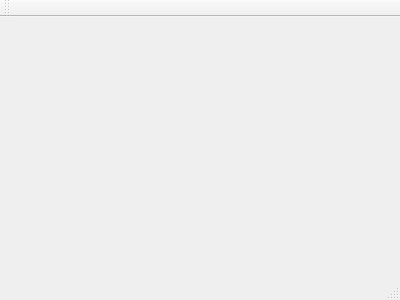
Before: the Qt Designer form mainapp/mainwindow.ui in Dante-Go/computer_vision, drawn with Qt 5.
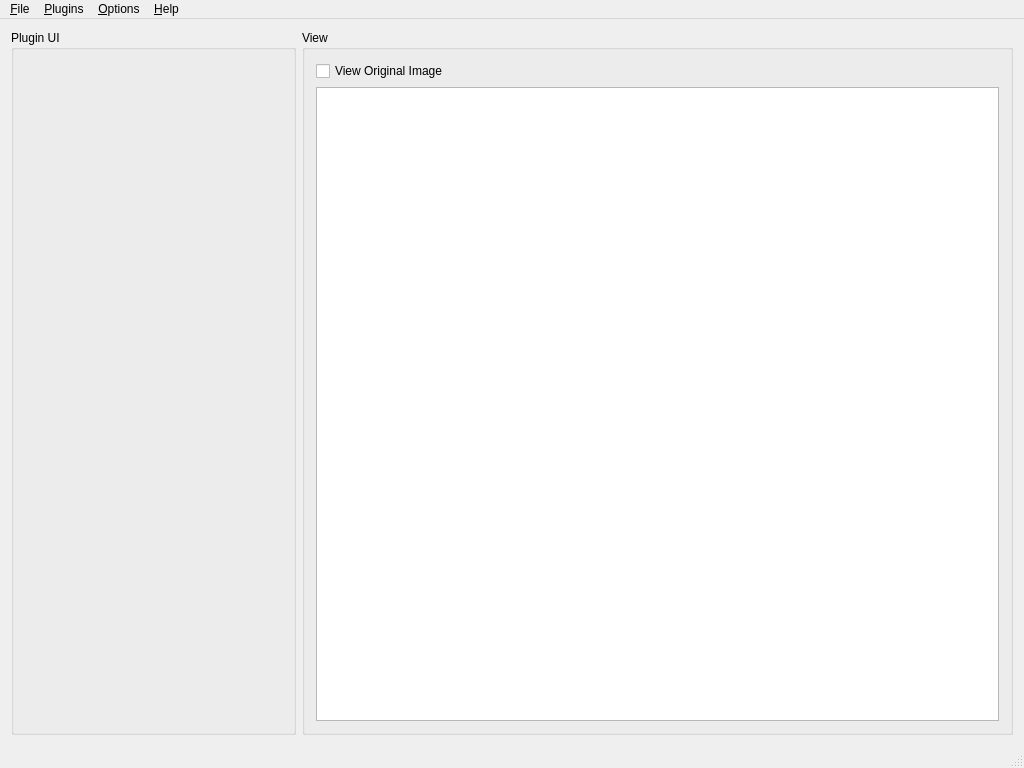
After: the same form once the commit is applied. Custom widgets are drawn as their Qt base class.

Diff of the .ui file:
```diff
--- a/mainapp/mainwindow.ui
+++ b/mainapp/mainwindow.ui
@@ -1,24 +1,149 @@
 <ui version="4.0">
  <class>MainWindow</class>
- <widget class="QMainWindow" name="MainWindow" >
-  <property name="geometry" >
+ <widget class="QMainWindow" name="MainWindow">
+  <property name="geometry">
    <rect>
     <x>0</x>
     <y>0</y>
-    <width>400</width>
-    <height>300</height>
+    <width>1024</width>
+    <height>768</height>
    </rect>
   </property>
   <property name="windowTitle" >
    <string>MainWindow</string>
   </property>
-  <widget class="QMenuBar" name="menuBar" />
-  <widget class="QToolBar" name="mainToolBar" />
-  <widget class="QWidget" name="centralWidget" />
-  <widget class="QStatusBar" name="statusBar" />
+  <widget class="QWidget" name="centralWidget">
+   <layout class="QGridLayout" name="gridLayout_2">
+    <item row="0" column="0">
+     <layout class="QGridLayout" name="gridLayout" columnstretch="2,5">
+      <item row="0" column="1">
+       <widget class="QGroupBox" name="groupBox_2">
+        <property name="title">
+         <string>View</string>
+        </property>
+        <layout class="QGridLayout" name="gridLayout_4">
+         <item row="0" column="0">
+          <widget class="QCheckBox" name="viewOriginalCheck">
+           <property name="text">
+            <string>View Original Image</string>
+           </property>
+          </widget>
+         </item>
+         <item row="1" column="0">
+          <widget class="QEnhancedGraphicsView" name="graphicsView"/>
+         </item>
+        </layout>
+       </widget>
+      </item>
+      <item row="0" column="0">
+       <widget class="QGroupBox" name="groupBox">
+        <property name="title">
+         <string>Plugin UI</string>
+        </property>
+        <layout class="QGridLayout" name="gridLayout_3">
+         <item row="0" column="0">
+          <layout class="QVBoxLayout" name="pluginLayout"/>
+         </item>
+        </layout>
+       </widget>
+      </item>
+     </layout>
+    </item>
+   </layout>
+  </widget>
+  <widget class="QStatusBar" name="statusBar"/>
+  <widget class="QMenuBar" name="menuBar">
+   <property name="geometry">
+    <rect>
+     <x>0</x>
+     <y>0</y>
+     <width>1024</width>
+     <height>23</height>
+    </rect>
+   </property>
+   <widget class="QMenu" name="menu_File">
+    <property name="title">
+     <string>&amp;File</string>
+    </property>
+    <addaction name="action_Open_Image"/>
+    <addaction name="separator"/>
+    <addaction name="action_Save_Image"/>
+    <addaction name="separator"/>
+    <addaction name="action_Exit"/>
+   </widget>
+   <widget class="QMenu" name="menu_Plugins">
+    <property name="title">
+     <string>&amp;Plugins</string>
+    </property>
+   </widget>
+   <widget class="QMenu" name="menu_Options">
+    <property name="title">
+     <string>&amp;Options</string>
+    </property>
+    <addaction name="actionLanguage"/>
+    <addaction name="actionTheme"/>
+   </widget>
+   <widget class="QMenu" name="menu_Help">
+    <property name="font">
+     <font>
+      <underline>false</underline>
+     </font>
+    </property>
+    <property name="title">
+     <string>&amp;Help</string>
+    </property>
+    <addaction name="actionAbout"/>
+   </widget>
+   <addaction name="menu_File"/>
+   <addaction name="menu_Plugins"/>
+   <addaction name="menu_Options"/>
+   <addaction name="menu_Help"/>
+  </widget>
+  <action name="action_Open_Image">
+   <property name="text">
+    <string>&amp;Open Image</string>
+   </property>
+   <property name="shortcut">
+    <string>Ctrl+O</string>
+   </property>
+  </action>
+  <action name="action_Save_Image">
+   <property name="text">
+    <string>&amp;Save Image</string>
+   </property>
+   <property name="shortcut">
+    <string>Ctrl+S</string>
+   </property>
+  </action>
+  <action name="action_Exit">
+   <property name="text">
+    <string>&amp;Exit</string>
+   </property>
+  </action>
+  <action name="actionLanguage">
+   <property name="text">
+    <string>Language</string>
+   </property>
+  </action>
+  <action name="actionTheme">
+   <property name="text">
+    <string>Theme</string>
+   </property>
+  </action>
+  <action name="actionAbout">
+   <property name="text">
+    <string>About</string>
+   </property>
+  </action>
  </widget>
- <layoutDefault spacing="6" margin="11" />
- <pixmapfunction></pixmapfunction>
+ <layoutdefault spacing="6" margin="11"/>
+ <customwidgets>
+  <customwidget>
+   <class>QEnhancedGraphicsView</class>
+   <extends>QGraphicsView</extends>
+   <header>qenhancedgraphicsview.h</header>
+  </customwidget>
+ </customwidgets>
  <resources/>
  <connections/>
 </ui>
```
Left out of the diff: 3 changed lines with no effect on the pictures.
